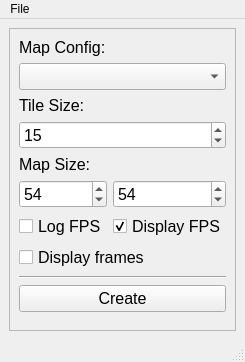
First picture: the form in ui/simulation_controller_mainwindow.ui, repository kpdudek/EvolutionSimulator, before the edit.
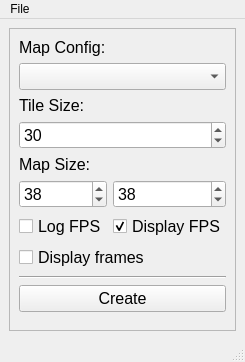
Second picture: the form after the edit.

Patch:
```diff
--- a/ui/simulation_controller_mainwindow.ui
+++ b/ui/simulation_controller_mainwindow.ui
@@ -115,7 +115,7 @@
           <number>2</number>
          </property>
          <property name="value">
-          <number>54</number>
+          <number>38</number>
          </property>
         </widget>
        </item>
@@ -133,7 +133,7 @@
           <number>2</number>
          </property>
          <property name="value">
-          <number>54</number>
+          <number>38</number>
          </property>
         </widget>
        </item>
@@ -187,7 +187,7 @@
           <number>500</number>
          </property>
          <property name="value">
-          <number>15</number>
+          <number>30</number>
          </property>
         </widget>
        </item>
```
Left out of the diff: 4 changed lines with no effect on the pictures.
